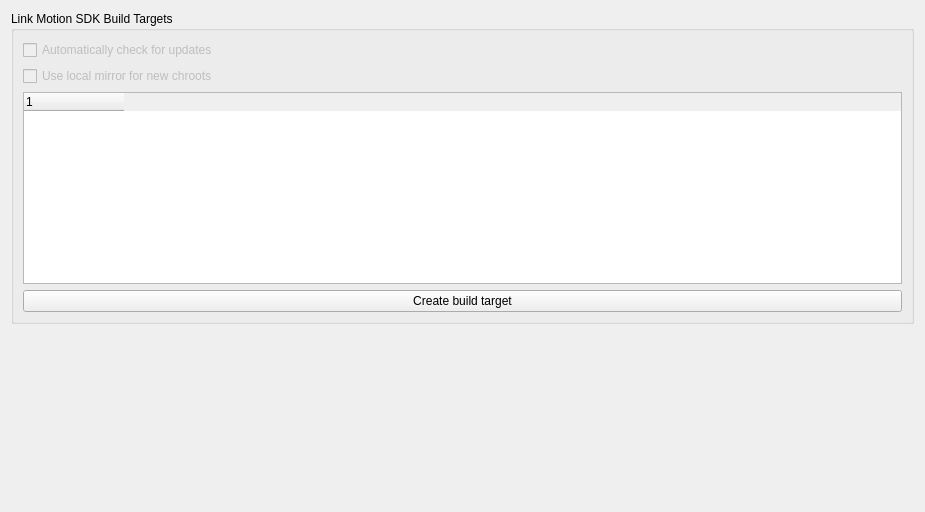
Old version of the form src/lmbaseplugin/lmsettingstargetwidget.ui in the repository tjyrinki/qtcreator-plugin-linkmotion.
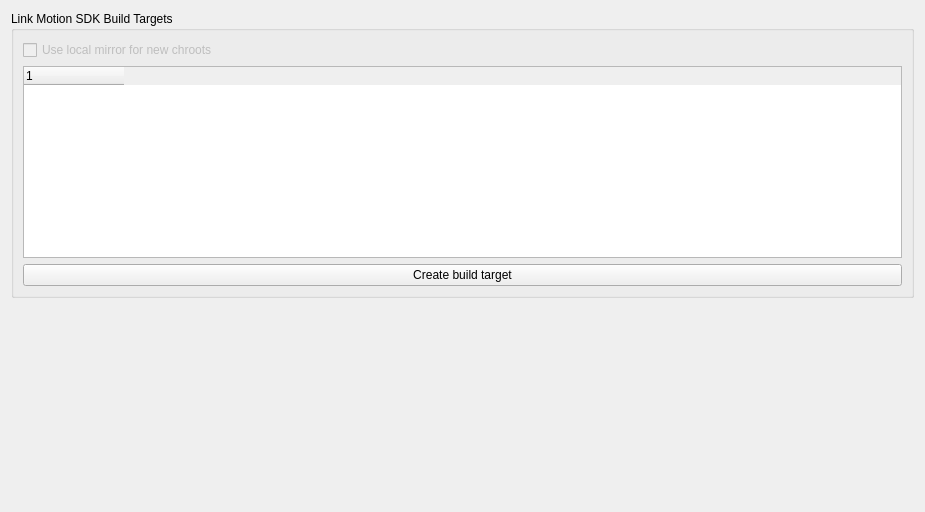
New version of the form.

```diff
--- a/src/lmbaseplugin/lmsettingstargetwidget.ui
+++ b/src/lmbaseplugin/lmsettingstargetwidget.ui
@@ -20,16 +20,6 @@
       <string>Link Motion SDK Build Targets</string>
      </property>
      <layout class="QVBoxLayout" name="verticalLayout">
-      <item>
-       <widget class="QCheckBox" name="enableUpdateCheckerCheckBox">
-        <property name="enabled">
-         <bool>false</bool>
-        </property>
-        <property name="text">
-         <string>Automatically check for updates</string>
-        </property>
-       </widget>
-      </item>
       <item>
        <widget class="QCheckBox" name="checkBoxLocalMirror">
         <property name="enabled">
```
